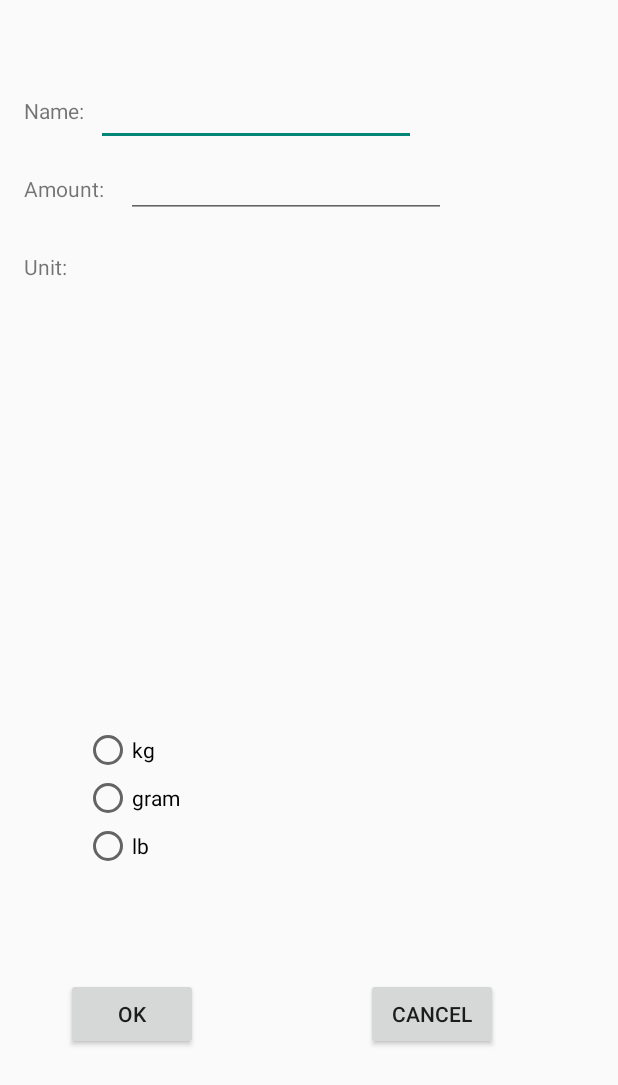
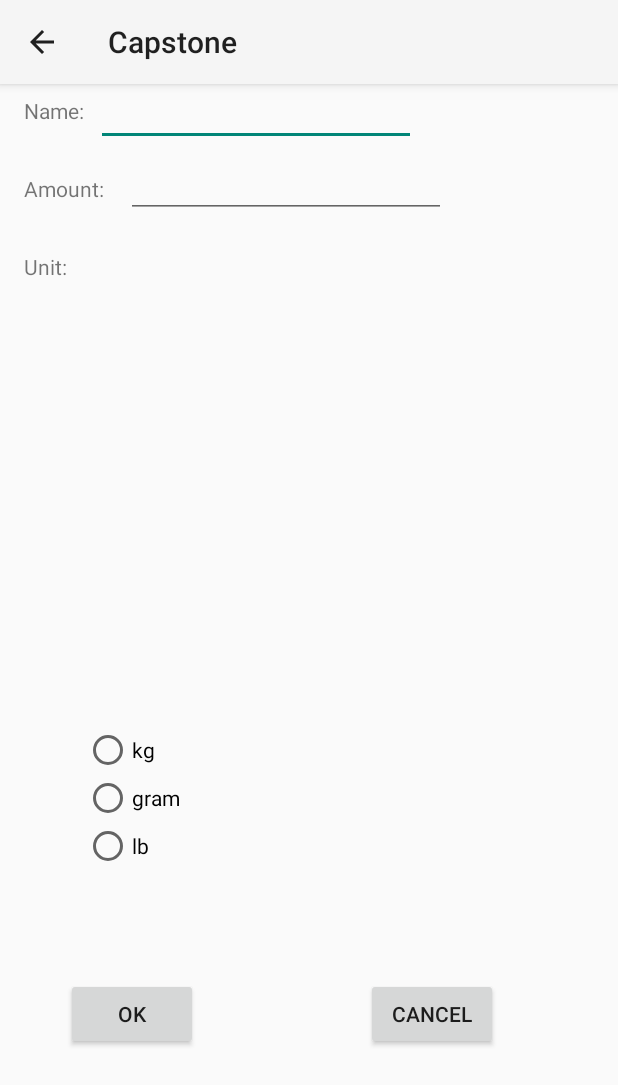
Before and after one commit to saurabhp96/Capstone18, an Android app: the AddEditIngredient screen opened directly, with no data from a screen before it, on a phone screen of 412 x 824 dp. Shown: the top 1085 px of the screen. Run offline under Robolectric (Android 15) with nearby library versions, the phone set to English and light mode, and no system bars.

Commit message:
Added code for back button in Pantry and Add/Edit Ingredient

```diff
--- a/app/src/main/java/com/example/capstone18/capstone/AddEditIngredient.java
+++ b/app/src/main/java/com/example/capstone18/capstone/AddEditIngredient.java
@@ -1,8 +1,10 @@
 package com.example.capstone18.capstone;
 
 import android.content.Intent;
+import android.support.v7.app.ActionBar;
 import android.support.v7.app.AppCompatActivity;
 import android.os.Bundle;
+import android.support.v7.widget.Toolbar;
 import android.view.View;
 import android.widget.EditText;
 import android.widget.RadioButton;
@@ -24,6 +26,12 @@ public class AddEditIngredient extends AppCompatActivity {
     protected void onCreate(Bundle savedInstanceState) {
         super.onCreate(savedInstanceState);
         setContentView(R.layout.activity_add_edit_ingredient);
+
+        Toolbar toolbar=(Toolbar)findViewById(R.id.add_edit_toolbar);
+        setSupportActionBar(toolbar);
+        ActionBar ab=getSupportActionBar();
+        ab.setDisplayHomeAsUpEnabled(true);
+
 
         ingredientName=(EditText)findViewById(R.id.ing_name);
         ingredientAmount=(EditText)findViewById(R.id.ing_amount);
--- a/app/src/main/java/com/example/capstone18/capstone/Recipes.java
+++ b/app/src/main/java/com/example/capstone18/capstone/Recipes.java
@@ -1,5 +1,6 @@
 package com.example.capstone18.capstone;
 
+import android.content.Intent;
 import android.support.v7.app.AppCompatActivity;
 import android.os.Bundle;
 import android.os.AsyncTask;
@@ -119,4 +120,9 @@ public class Recipes extends AppCompatActivity {
             */
         }
     }
+
+    @Override
+    protected void onActivityResult(int requestCode, int resultCode, Intent data) {
+        super.onActivityResult(requestCode, resultCode, data);
+    }
 }
--- a/app/src/main/res/layout/activity_add_edit_ingredient.xml
+++ b/app/src/main/res/layout/activity_add_edit_ingredient.xml
@@ -5,6 +5,15 @@
     android:layout_width="match_parent"
     android:layout_height="match_parent"
     tools:context="com.example.capstone18.capstone.AddEditIngredient">
+
+    <android.support.v7.widget.Toolbar
+        android:id="@+id/add_edit_toolbar"
+        android:layout_width="match_parent"
+        android:layout_height="?attr/actionBarSize"
+        android:background="?attr/colorPrimary"
+        android:elevation="4dp"
+        android:theme="@style/ThemeOverlay.AppCompat.ActionBar"
+        app:popupTheme="@style/ThemeOverlay.AppCompat.Light"/>
 
     <TextView
         android:id="@+id/NameText"
--- a/app/src/main/res/menu/add_menu.xml
+++ b/app/src/main/res/menu/add_menu.xml
@@ -2,7 +2,7 @@
 <menu xmlns:android="http://schemas.android.com/apk/res/android"
     xmlns:appcompat="http://schemas.android.com/apk/res-auto">
     <item android:id="@+id/action_add"
-        android:icon="@drawable/ic_action_plus_white"
+        android:icon="@drawable/ic_action_plus_dark"
         android:title="@string/add"
         appcompat:showAsAction="always"/>
 </menu>
```
Also changed, not shown: app/src/main/java/com/example/capstone18/capstone/Pantry.java (+7 -0 lines), app/src/main/res/layout/activity_pantry.xml (+8 -0 lines), app/src/main/res/drawable-hdpi/ic_action_plus_dark.png (added), app/src/main/res/drawable-mdpi/ic_action_plus_dark.png (added), app/src/main/res/drawable-xhdpi/ic_action_plus_dark.png (added), app/src/main/res/drawable-xxhdpi/ic_action_plus_dark.png (added).
